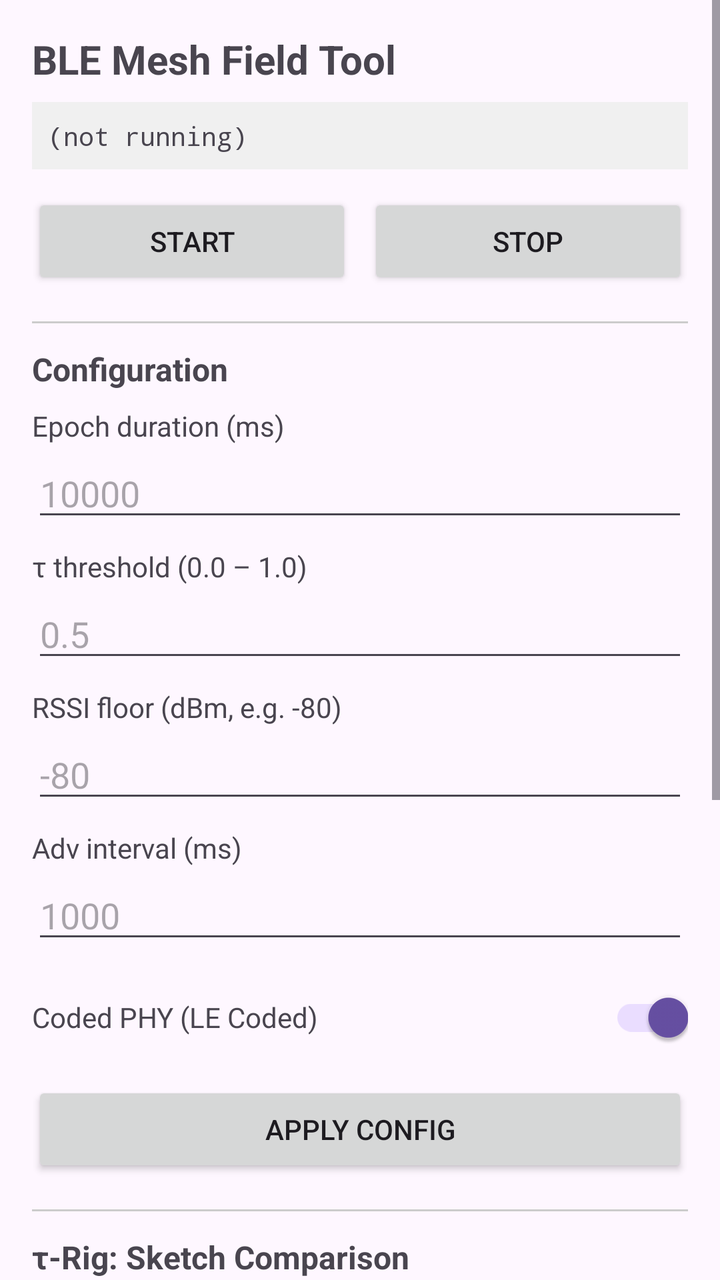
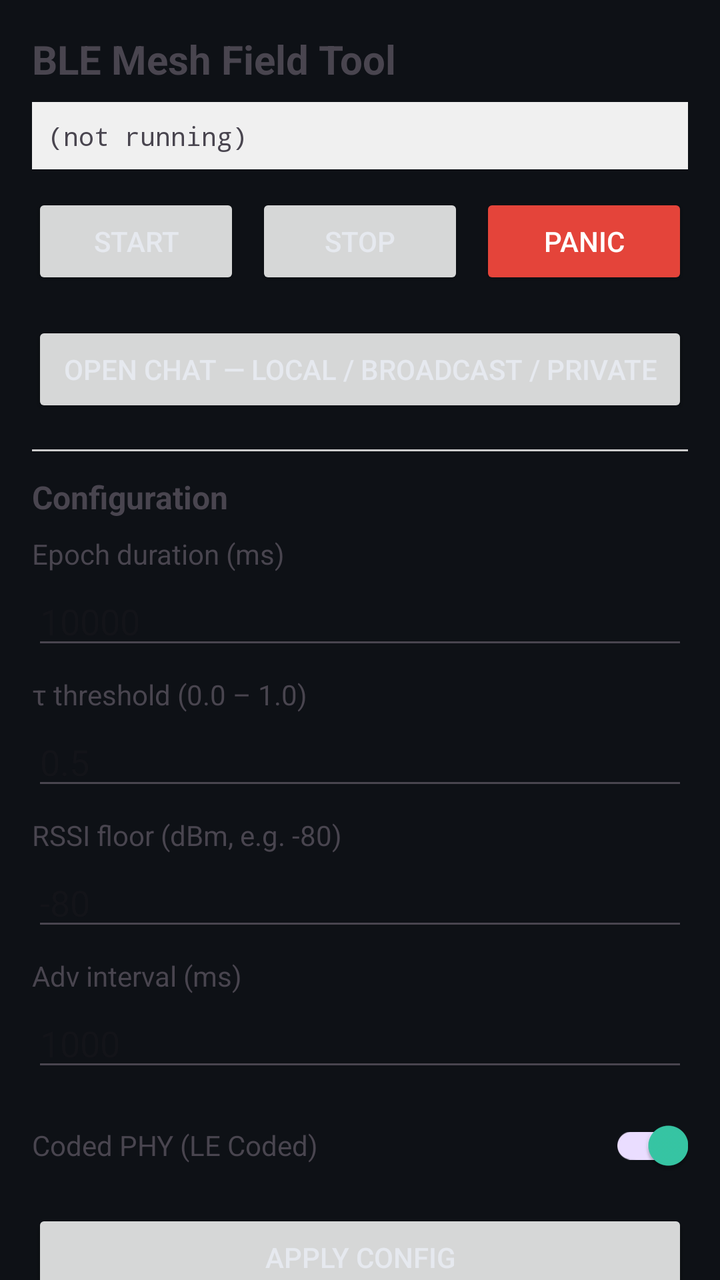

Before-and-after screenshots of an Android layout around one commit, followed by the original layout XML and the change that was made.
<!-- AndroidManifest.xml: application theme Theme.Cockroachat -->
<!-- res/layout/activity_main.xml -->
<?xml version="1.0" encoding="utf-8"?>
<ScrollView xmlns:android="http://schemas.android.com/apk/res/android"
    android:layout_width="match_parent"
    android:layout_height="match_parent"
    android:fillViewport="true">

    <LinearLayout
        android:layout_width="match_parent"
        android:layout_height="wrap_content"
        android:orientation="vertical"
        android:padding="16dp">

        
        <TextView
            android:layout_width="match_parent"
            android:layout_height="wrap_content"
            android:text="BLE Mesh Field Tool"
            android:textSize="20sp"
            android:textStyle="bold"
            android:layout_marginBottom="8dp" />

        
        <TextView
            android:id="@+id/tvStats"
            android:layout_width="match_parent"
            android:layout_height="wrap_content"
            android:text="(not running)"
            android:textSize="13sp"
            android:fontFamily="monospace"
            android:background="#F0F0F0"
            android:padding="8dp"
            android:layout_marginBottom="12dp" />

        
        <LinearLayout
            android:layout_width="match_parent"
            android:layout_height="wrap_content"
            android:orientation="horizontal"
            android:layout_marginBottom="16dp">

            <Button
                android:id="@+id/btnStart"
                android:layout_width="0dp"
                android:layout_height="wrap_content"
                android:layout_weight="1"
                android:text="Start"
                android:layout_marginEnd="8dp" />

            <Button
                android:id="@+id/btnStop"
                android:layout_width="0dp"
                android:layout_height="wrap_content"
                android:layout_weight="1"
                android:text="Stop" />
        </LinearLayout>

        
        <View
            android:layout_width="match_parent"
            android:layout_height="1dp"
            android:background="#CCCCCC"
            android:layout_marginBottom="12dp" />

        
        <TextView
            android:layout_width="match_parent"
            android:layout_height="wrap_content"
            android:text="Configuration"
            android:textSize="16sp"
            android:textStyle="bold"
            android:layout_marginBottom="8dp" />

        <TextView
            android:layout_width="match_parent"
            android:layout_height="wrap_content"
            android:text="Epoch duration (ms)"
            android:layout_marginBottom="2dp" />

        <EditText
            android:id="@+id/etEpoch"
            android:layout_width="match_parent"
            android:layout_height="wrap_content"
            android:inputType="numberDecimal"
            android:hint="10000"
            android:layout_marginBottom="8dp" />

        <TextView
            android:layout_width="match_parent"
            android:layout_height="wrap_content"
            android:text="τ threshold (0.0 – 1.0)"
            android:layout_marginBottom="2dp" />

        <EditText
            android:id="@+id/etTau"
            android:layout_width="match_parent"
            android:layout_height="wrap_content"
            android:inputType="numberDecimal"
            android:hint="0.5"
            android:layout_marginBottom="8dp" />

        <TextView
            android:layout_width="match_parent"
            android:layout_height="wrap_content"
            android:text="RSSI floor (dBm, e.g. -80)"
            android:layout_marginBottom="2dp" />

        <EditText
            android:id="@+id/etFloor"
            android:layout_width="match_parent"
            android:layout_height="wrap_content"
            android:inputType="numberSigned"
            android:hint="-80"
            android:layout_marginBottom="8dp" />

        <TextView
            android:layout_width="match_parent"
            android:layout_height="wrap_content"
            android:text="Adv interval (ms)"
            android:layout_marginBottom="2dp" />

        <EditText
            android:id="@+id/etAdv"
            android:layout_width="match_parent"
            android:layout_height="wrap_content"
            android:inputType="numberDecimal"
            android:hint="1000"
            android:layout_marginBottom="8dp" />

        <LinearLayout
            android:layout_width="match_parent"
            android:layout_height="wrap_content"
            android:orientation="horizontal"
            android:gravity="center_vertical"
            android:layout_marginBottom="8dp">

            <TextView
                android:layout_width="0dp"
                android:layout_height="wrap_content"
                android:layout_weight="1"
                android:text="Coded PHY (LE Coded)" />

            <androidx.appcompat.widget.SwitchCompat
                android:id="@+id/swCoded"
                android:layout_width="wrap_content"
                android:layout_height="wrap_content"
                android:checked="true" />
        </LinearLayout>

        <Button
            android:id="@+id/btnApply"
            android:layout_width="match_parent"
            android:layout_height="wrap_content"
            android:text="Apply Config"
            android:layout_marginBottom="16dp" />

        
        <View
            android:layout_width="match_parent"
            android:layout_height="1dp"
            android:background="#CCCCCC"
            android:layout_marginBottom="12dp" />

        
        <TextView
            android:layout_width="match_parent"
            android:layout_height="wrap_content"
            android:text="τ-Rig: Sketch Comparison"
            android:textSize="16sp"
            android:textStyle="bold"
            android:layout_marginBottom="8dp" />

        <TextView
            android:layout_width="match_parent"
            android:layout_height="wrap_content"
            android:text="Paste peer sketch (space- or comma-separated ULong values)"
            android:layout_marginBottom="2dp" />

        <EditText
            android:id="@+id/etPeer"
            android:layout_width="match_parent"
            android:layout_height="wrap_content"
            android:inputType="text"
            android:hint="1234567890 9876543210 …"
            android:layout_marginBottom="8dp" />

        <Button
            android:id="@+id/btnCompare"
            android:layout_width="match_parent"
            android:layout_height="wrap_content"
            android:text="Compare Sketches"
            android:layout_marginBottom="8dp" />

        <TextView
            android:id="@+id/tvJaccard"
            android:layout_width="match_parent"
            android:layout_height="wrap_content"
            android:text=""
            android:textSize="14sp"
            android:fontFamily="monospace"
            android:padding="8dp"
            android:background="#F0F0F0"
            android:layout_marginBottom="12dp" />

        <Button
            android:id="@+id/btnCopySketch"
            android:layout_width="match_parent"
            android:layout_height="wrap_content"
            android:text="Copy Local Sketch"
            android:layout_marginBottom="16dp" />

        
        <View
            android:layout_width="match_parent"
            android:layout_height="1dp"
            android:background="#CCCCCC"
            android:layout_marginBottom="12dp" />

        
        <TextView
            android:layout_width="match_parent"
            android:layout_height="wrap_content"
            android:text="Export"
            android:textSize="16sp"
            android:textStyle="bold"
            android:layout_marginBottom="8dp" />

        <Button
            android:id="@+id/btnExport"
            android:layout_width="match_parent"
            android:layout_height="wrap_content"
            android:text="Export Measurements (JSON)"
            android:layout_marginBottom="16dp" />

    </LinearLayout>
</ScrollView>
<!-- resources referenced by this layout -->
<resources>
  <style name="Theme.Cockroachat" parent="Theme.Material3.DayNight.NoActionBar">
          <item name="android:statusBarColor" tools:targetApi="l">?attr/colorPrimaryVariant</item>
      </style>
</resources>

<!-- the commit's change to res/layout/activity_main.xml (unified diff, before → after) -->
@@ -1,5 +1,5 @@
 <?xml version="1.0" encoding="utf-8"?>
-<ScrollView xmlns:android="http://schemas.android.com/apk/res/android"
+<androidx.core.widget.NestedScrollView xmlns:android="http://schemas.android.com/apk/res/android"
     android:layout_width="match_parent"
     android:layout_height="match_parent"
     android:fillViewport="true">
@@ -12,6 +12,7 @@
 
         
         <TextView
+            android:id="@+id/tvTitle"
             android:layout_width="match_parent"
             android:layout_height="wrap_content"
             android:text="BLE Mesh Field Tool"
@@ -51,8 +52,25 @@
                 android:layout_width="0dp"
                 android:layout_height="wrap_content"
                 android:layout_weight="1"
-                android:text="Stop" />
+                android:text="Stop"
+                android:layout_marginEnd="8dp" />
+
+            <Button
+                android:id="@+id/btnPanic"
+                android:layout_width="0dp"
+                android:layout_height="wrap_content"
+                android:layout_weight="1"
+                android:text="PANIC"
+                android:backgroundTint="@color/panic"
+                android:textColor="@color/on_panic" />
         </LinearLayout>
+
+        <Button
+            android:id="@+id/btnOpenChat"
+            android:layout_width="match_parent"
+            android:layout_height="wrap_content"
+            android:text="Open Chat — Local / Broadcast / Private"
+            android:layout_marginBottom="16dp" />
 
         
         <View
@@ -231,5 +249,131 @@
             android:text="Export Measurements (JSON)"
             android:layout_marginBottom="16dp" />
 
+        
+        <View
+            android:layout_width="match_parent"
+            android:layout_height="1dp"
+            android:background="#CCCCCC"
+            android:layout_marginBottom="12dp" />
+
+        
+        <TextView
+            android:layout_width="match_parent"
+            android:layout_height="wrap_content"
+            android:text="Messages"
+            android:textSize="16sp"
+            android:textStyle="bold"
+            android:layout_marginBottom="8dp" />
+
+        <androidx.core.widget.NestedScrollView
+            android:id="@+id/svMessages"
+            android:layout_width="match_parent"
+            android:layout_height="200dp"
+            android:layout_marginBottom="8dp">
+
+            <TextView
+                android:id="@+id/tvMessages"
+                android:layout_width="match_parent"
+                android:layout_height="wrap_content"
+                android:text=""
+                android:textSize="12sp"
+                android:fontFamily="monospace"
+                android:background="#F0F0F0"
+                android:padding="8dp" />
+
+        </androidx.core.widget.NestedScrollView>
+
+        
+        <LinearLayout
+            android:layout_width="match_parent"
+            android:layout_height="wrap_content"
+            android:orientation="horizontal"
+            android:layout_marginBottom="4dp">
+
+            <EditText
+                android:id="@+id/etMessage"
+                android:layout_width="0dp"
+                android:layout_height="wrap_content"
+                android:layout_weight="1"
+                android:hint="Type a message…"
+                android:inputType="text"
+                android:maxLength="63"
+                android:layout_marginEnd="8dp" />
+
+            <Button
+                android:id="@+id/btnSend"
+                android:layout_width="wrap_content"
+                android:layout_height="wrap_content"
+                android:text="Send" />
+
+        </LinearLayout>
+
+        
+        <TextView
+            android:layout_width="match_parent"
+            android:layout_height="wrap_content"
+            android:text="Public plane — broadcast in clear, unauthenticated. Not private."
+            android:textSize="11sp"
+            android:textColor="#888888"
+            android:layout_marginBottom="16dp" />
+
+        
+        <View
+            android:layout_width="match_parent"
+            android:layout_height="1dp"
+            android:background="#CCCCCC"
+            android:layout_marginBottom="12dp" />
+
+        
+        <TextView
+            android:layout_width="match_parent"
+            android:layout_height="wrap_content"
+            android:text="Debug Log"
+            android:textSize="16sp"
+            android:textStyle="bold"
+            android:layout_marginBottom="8dp" />
+
+        <androidx.core.widget.NestedScrollView
+            android:id="@+id/svDebugLog"
+            android:layout_width="match_parent"
+            android:layout_height="160dp"
+            android:layout_marginBottom="8dp">
+
+            <TextView
+                android:id="@+id/tvDebugLog"
+                android:layout_width="match_parent"
+                android:layout_height="wrap_content"
+                android:text=""
+                android:textSize="11sp"
+                android:fontFamily="monospace"
+                android:background="#F0F0F0"
+                android:padding="8dp" />
+
+        </androidx.core.widget.NestedScrollView>
+
+        <LinearLayout
+            android:layout_width="match_parent"
+            android:layout_height="wrap_content"
+            android:orientation="horizontal"
+            android:layout_marginBottom="16dp">
+
+            <Button
+                android:id="@+id/btnExportLog"
+                android:layout_width="0dp"
+                android:layout_height="wrap_content"
+                android:layout_weight="1"
+                android:layout_marginEnd="4dp"
+                android:text="Export Log" />
+
+            <Button
+                android:id="@+id/btnClearLog"
+                android:layout_width="0dp"
+                android:layout_height="wrap_content"
+                android:layout_weight="1"
+                android:layout_marginStart="4dp"
+                android:text="Clear Log" />
+
+        </LinearLayout>
+
     </LinearLayout>
-</ScrollView>
+</androidx.core.widget.NestedScrollView>
<!-- resource entries referenced after the edit -->
@@ -1,7 +1,22 @@
 <!-- resources referenced by this layout -->
 <resources>
+  <color name="on_panic">#FFFFFF</color>
+  <color name="panic">#E4443A</color>
   <style name="Theme.Cockroachat" parent="Theme.Material3.DayNight.NoActionBar">
-          <item name="android:statusBarColor" tools:targetApi="l">?attr/colorPrimaryVariant</item>
+          <item name="colorPrimary">@color/accent</item>
+          <item name="colorPrimaryVariant">@color/accent</item>
+          <item name="colorSecondary">@color/accent</item>
+          <item name="colorAccent">@color/accent</item>
+          <item name="android:colorBackground">@color/bg</item>
+          <item name="android:windowBackground">@color/bg</item>
+          <item name="colorSurface">@color/surface</item>
+          <item name="colorOnSurface">@color/on_surface</item>
+          <item name="android:textColorPrimary">@color/on_surface</item>
+          <item name="android:statusBarColor" tools:targetApi="l">@color/bg</item>
       </style>
+  <color name="accent">#37C8A6</color>
+  <color name="bg">#0E1116</color>
+  <color name="surface">#1A1F27</color>
+  <color name="on_surface">#E6E9EF</color>
 </resources>
 
